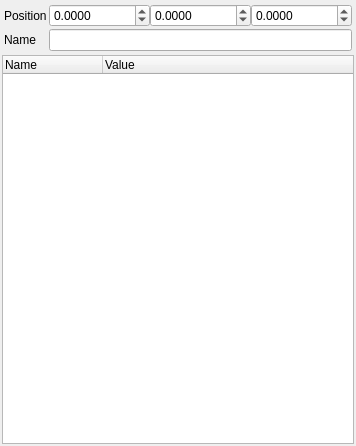
The window that src/studio/property_view.ui (nem0/LumixEngine) describes before a commit, drawn with Qt 5.
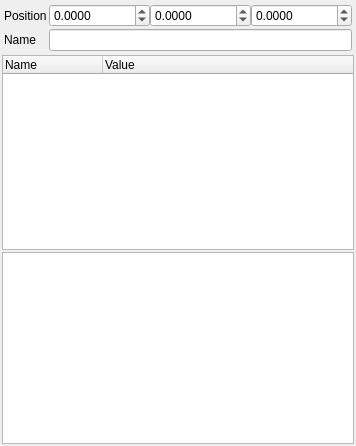
The same window after the commit.

Patch:
```diff
--- a/src/studio/property_view.ui
+++ b/src/studio/property_view.ui
@@ -199,6 +199,9 @@
       </column>
      </widget>
     </item>
+    <item>
+     <widget class="QTreeView" name="treeView"/>
+    </item>
    </layout>
   </widget>
  </widget>
```
